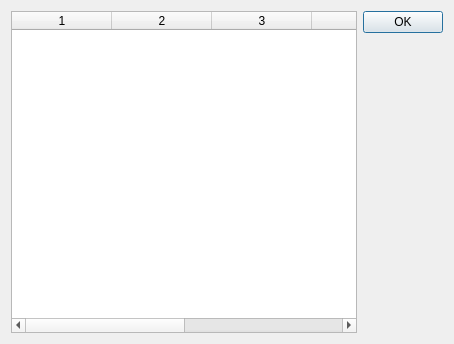
The window that Centaur/ui/PluginsDialog.ui (519984307/Centaur) describes before a commit, drawn with Qt 5.
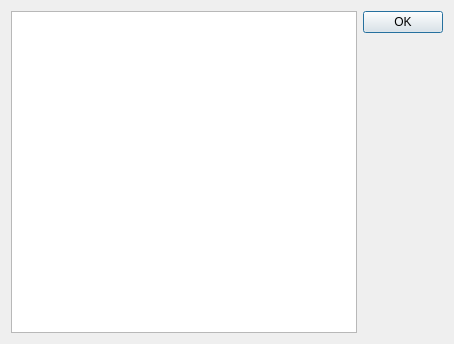
The same window after the commit.

Commit message:
Change QTableWidget to QTableView
Change done in order to support QSqlQueryModel

```diff
--- a/Centaur/ui/PluginsDialog.ui
+++ b/Centaur/ui/PluginsDialog.ui
@@ -33,16 +33,16 @@
   </property>
   <layout class="QHBoxLayout" name="horizontalLayout">
    <item>
-    <widget class="QTableWidget" name="m_pluginsTable">
-     <property name="columnCount">
-      <number>6</number>
+    <widget class="QTableView" name="pluginsTable">
+     <property name="editTriggers">
+      <set>QAbstractItemView::NoEditTriggers</set>
      </property>
-     <column/>
-     <column/>
-     <column/>
-     <column/>
-     <column/>
-     <column/>
+     <property name="selectionMode">
+      <enum>QAbstractItemView::SingleSelection</enum>
+     </property>
+     <property name="selectionBehavior">
+      <enum>QAbstractItemView::SelectRows</enum>
+     </property>
     </widget>
    </item>
    <item>
```
Left out of the diff: 6 changed lines with no effect on the pictures.
